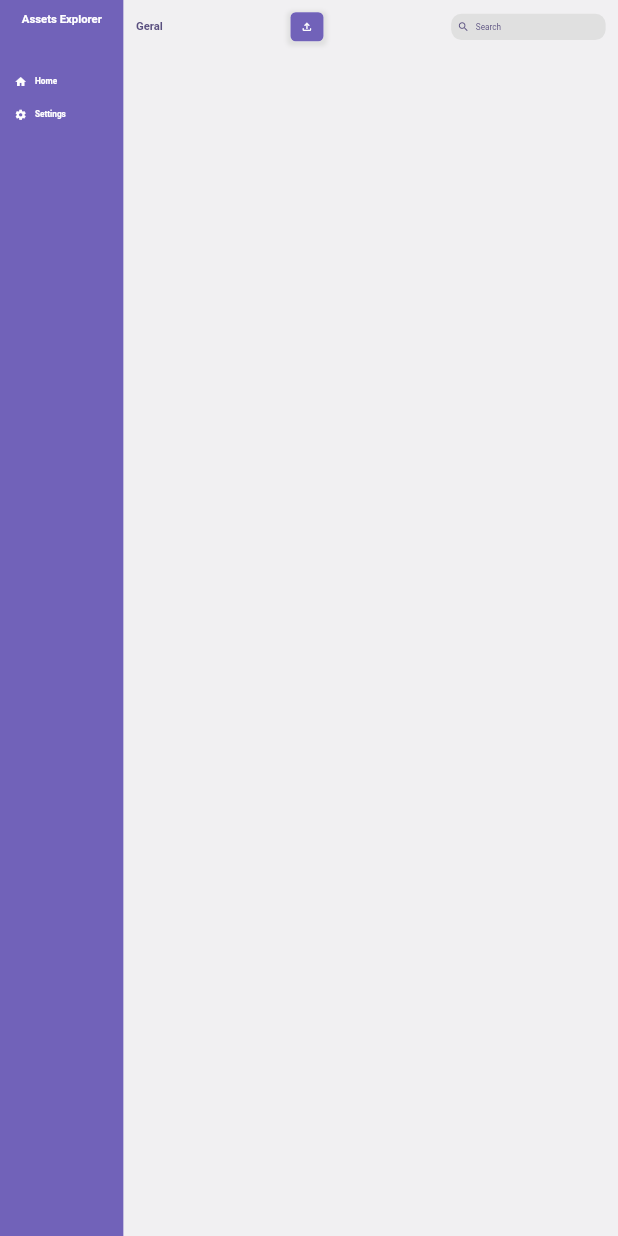
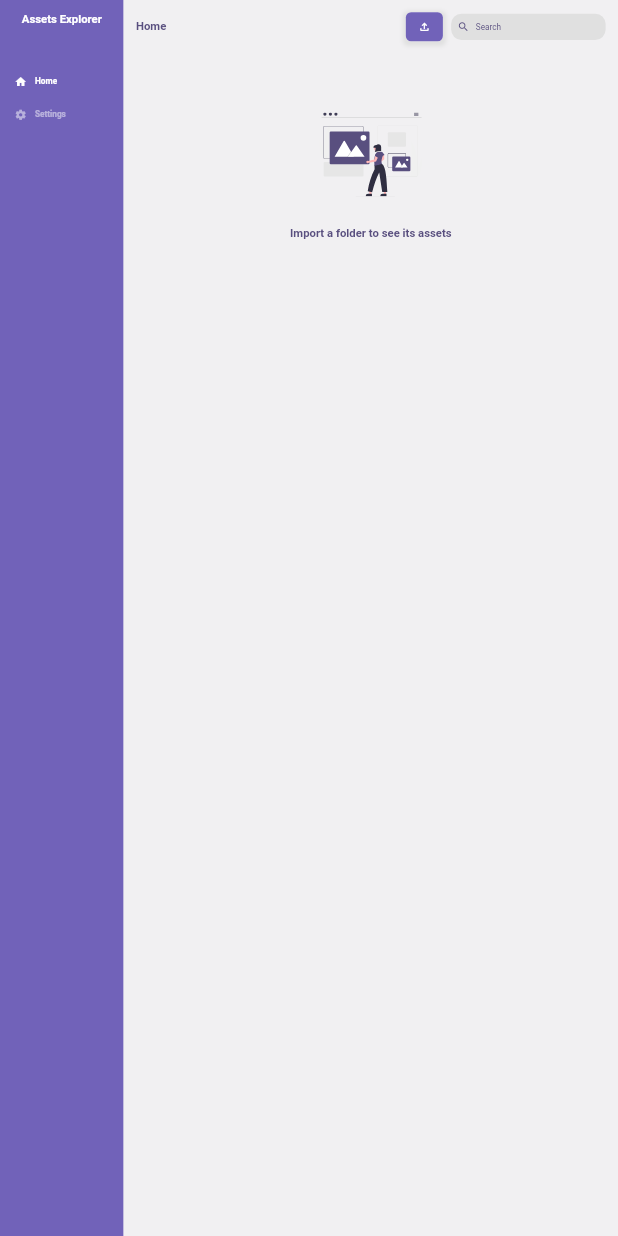
Before and after one commit to felipekjr/assets_explorer, a Flutter app: the screen it shows after launch, on a phone screen of 412 x 824 dp. Run offline on Flutter 3.47's test engine with Material 2 defaults, Android fonts, the phone set to English and light mode, and no system bars; our stand-ins replace equatable, file_picker, flutter_hooks, flutter_riverpod, flutter_svg, google_fonts and 1 more; missing offline and left inert: desktop_window.

Commit message:
feat: finish mvp features

```diff
--- a/lib/providers.dart
+++ b/lib/providers.dart
@@ -1,10 +1,10 @@
 import 'package:flutter_assets_explorer/src/data/data.dart';
-import 'package:flutter_assets_explorer/src/domain/entities/asset_entity.dart';
+import 'package:flutter_assets_explorer/src/presentation/helpers/assets_states.dart';
 import 'package:flutter_riverpod/flutter_riverpod.dart';
 
 import 'src/presentation/presentation.dart';
 
-final assetsNotifierProvider = StateNotifierProvider<AssetsNotifier, List<AssetEntity>>((ref) {
+final assetsNotifierProvider = StateNotifierProvider<AssetsNotifier, AssetsState>((ref) {
   return AssetsNotifier(
     service: const FilePickerAssetsService()
   );
--- a/lib/src/data/services/file_picker_assets_service.dart
+++ b/lib/src/data/services/file_picker_assets_service.dart
@@ -3,6 +3,7 @@ import 'dart:io';
 import 'package:file_picker/file_picker.dart';
 import 'package:flutter/widgets.dart';
 import 'package:flutter_assets_explorer/src/domain/entities/asset_entity.dart';
+import 'package:flutter_assets_explorer/src/domain/helpers/domain_error.dart';
 
 import '../../core/utils/utils.dart';
 import '../../domain/services/services.dart';
@@ -27,13 +28,13 @@ class FilePickerAssetsService implements AssetsService {
 
         return files.map((File f) => _toAssetEntity(f)).toList();
       }
-      return [];
+      throw DomainError.cancelledOperation;
     });
   }
 
   AssetEntity _toAssetEntity(File f) {
     return AssetEntity(
-      name: StringUtils.getLastSlices(f.path, '/', 1),
+      name: StringUtils.getLastSlices(f.path, '/', 2),
       path: StringUtils.getLastSlices(f.path, '/', 6),
       file: f,
       type: StringUtils.getExtension(f.path) == 'svg'
--- /dev/null
+++ b/lib/src/domain/helpers/domain_error.dart
@@ -0,0 +1,4 @@
+enum DomainError {
+  cancelledOperation,
+  unexpected
+}
--- /dev/null
+++ b/lib/src/domain/helpers/helpers.dart
@@ -0,0 +1 @@
+export 'domain_error.dart';
--- /dev/null
+++ b/lib/src/presentation/helpers/assets_states.dart
@@ -0,0 +1,28 @@
+import 'package:equatable/equatable.dart';
+import 'package:flutter_assets_explorer/src/domain/entities/asset_entity.dart';
+
+abstract class AssetsState extends Equatable {}
+
+class InitialAssetsState extends AssetsState {
+  @override
+  List<Object?> get props => [];
+}
+
+class LoadingAssetsState extends AssetsState {
+  @override
+  List<Object?> get props => [];
+}
+
+class AssetsErrorState extends AssetsState {
+  @override
+  List<Object?> get props => [];
+}
+
+class AssetsLoadedState extends AssetsState {
+  final List<AssetEntity> assets;
+
+  AssetsLoadedState(this.assets) : super();
+
+  @override
+  List<Object?> get props => [];
+}
--- /dev/null
+++ b/lib/src/presentation/helpers/helpers.dart
@@ -0,0 +1 @@
+export './assets_states.dart';
--- a/lib/src/ui/pages/home/home_page.dart
+++ b/lib/src/ui/pages/home/home_page.dart
@@ -1,6 +1,7 @@
 
 import 'package:flutter/material.dart';
 import 'package:flutter_assets_explorer/providers.dart';
+import 'package:flutter_assets_explorer/src/presentation/helpers/assets_states.dart';
 import 'package:flutter_riverpod/flutter_riverpod.dart';
 import 'package:flutter_svg/svg.dart';
 
@@ -12,52 +13,104 @@ import '../base_page.dart';
 class HomePage extends ConsumerWidget {
   const HomePage({Key? key}) : super(key: key);
 
+  void _showErrorMessage() {}
+
   @override
   Widget build(BuildContext context, WidgetRef ref) {
-    final assets = ref.watch(assetsNotifierProvider);
+    final state = ref.watch(assetsNotifierProvider);
+    if (state is AssetsErrorState) {
+      _showErrorMessage();
+    }
     return BasePage(
       content: Column(
         crossAxisAlignment: CrossAxisAlignment.start,
         children: [
           topRow(ref),
-          const SizedBox(height: Spacing.x10),
-          cards(assets)
+          const SizedBox(height: Spacing.x5),
+          if (state is InitialAssetsState)
+            initialMessage()
+          else if (state is LoadingAssetsState)
+            loading()
+          else if (state is AssetsLoadedState) ...[
+            Text('Total: ${state.assets.length}', style: TextStyles.normal(),),
+            const SizedBox(height: Spacing.x2),
+            cards(state.assets)
+          ]
         ],
       ),
     );
   }
 
+  Padding loading() => const Padding(
+    padding: EdgeInsets.only(top: Spacing.x10),
+    child: PrimaryLoading(),
+  );
+
+  Center initialMessage() => Center(
+    child: Column(
+      mainAxisAlignment: MainAxisAlignment.center,
+      crossAxisAlignment: CrossAxisAlignment.center,
+      children: [
+        const SizedBox(height: Spacing.x10,),
+        SvgPicture.asset(
+          'assets/images/search_assets_picture.svg',
+          width: 200,
+          height: 200,
+        ),
+        const SizedBox(height: Spacing.x5,),
+        Text(
+          'Import a folder to see its assets',
+          style: TextStyles.header(),
+        ),
+      ],
+    ),
+  );
+
   Widget topRow(WidgetRef ref) => Row(
     mainAxisAlignment: MainAxisAlignment.spaceBetween,
     children: [
       title(),
+      Row(
+        children: [
           button(ref),
-      search(),
+          const SizedBox(width: Spacing.x2),
+          search(ref),
+        ],
+      )
     ]
   );
 
-  Widget title() => Text('Geral', style: TextStyles.header());
+  Widget title() => Text('Home', style: TextStyles.header());
 
   Widget button(WidgetRef ref) {
     return HoveredAnimatedButton(
-      onClick: () => ref.read(assetsNotifierProvider.notifier).loadFolder()
+      onClick: () => ref.read(assetsNotifierProvider.notifier).loadAssetsOnFolder()
     );
   }
 
-  Widget search() => const SizedBox(
+  Widget search(WidgetRef ref) => SizedBox(
     width: 300,
-    child: SearchInput()
+    child: SearchInput(
+      onChanged: (String v) {
+        ref.read(assetsNotifierProvider.notifier).filter(v);
+      },
+    )
   );
 
-  Widget cards(List<AssetEntity> assets) =>  GridView.count(
-    primary: false,
+  Widget cards(List<AssetEntity> assets) =>  GridView.builder(
+    itemCount: assets.length,
+    shrinkWrap: true,
+    physics: const NeverScrollableScrollPhysics(),
+    gridDelegate: const SliverGridDelegateWithFixedCrossAxisCount(
+      crossAxisCount: 4,
       crossAxisSpacing: Spacing.x2,
       mainAxisSpacing: Spacing.x4,
-    crossAxisCount: 4,
-    shrinkWrap: true,
-    physics: const NeverScrollableScrollPhysics(),
-    children: assets.map((AssetEntity asset) {
-      return CustomCard(
+    ),
+    itemBuilder: (context, index) => card(assets[index]),
+  );
+
+
+  Widget card(AssetEntity asset) => CustomCard(
     child: Column(
       children: [
         Stack(
@@ -76,39 +129,33 @@ class HomePage extends ConsumerWidget {
                 child: asset.type == AssetType.image ? Image.file(
                   asset.file,
                   fit: BoxFit.contain,
-                    ) : SvgPicture.file(
-                      asset.file,
-                    )
+                ) : SvgPicture.file(asset.file)
               ),
             )
           ]
         ),
-            const SizedBox(height: Spacing.x2),
         Expanded(
           child: Padding(
-                padding: const EdgeInsets.symmetric(horizontal: 20.0),
-                child: Row(
-                  mainAxisAlignment: MainAxisAlignment.spaceBetween,
+            padding: const EdgeInsets.all(8.0),
+            child: Wrap(
               children: [
-                    Flexible(
-                      flex: 10,
-                      child: Text(
+                SelectableText(
                   asset.name,
-                        overflow: TextOverflow.clip,
-                        style: TextStyles.small(),
+                  style: TextStyles.small().merge(const TextStyle(
+                    overflow: TextOverflow.ellipsis,
+                  ),),
                 ),
-                    ),
-                    Flexible(
-                      child: IconButton(
-                        onPressed: () {},
-                        padding: const EdgeInsets.all(0),
-                        icon: Icon(
-                          Icons.copy,
-                          size: 16,
-                          color: AppColor.primary
-                        )
-                      ),
-                    )
+                // Flexible(
+                //   child: IconButton(
+                //     onPressed: () {},
+                //     padding: const EdgeInsets.all(0),
+                //     icon: Icon(
+                //       Icons.copy,
+                //       size: 16,
+                //       color: AppColor.primary
+                //     )
+                //   ),
+                // )
               ],
             ),
           )
@@ -117,6 +164,4 @@ class HomePage extends ConsumerWidget {
       ]
     )
   );
-    }).toList()
-  );
 }
--- a/lib/src/ui/widgets/hovered_animation_button.dart
+++ b/lib/src/ui/widgets/hovered_animation_button.dart
@@ -55,9 +55,12 @@ class HoveredAnimatedButton extends HookWidget {
           ),
           child: Row(
             children: [
-              const Icon(
-                Icons.file_upload_outlined,
-                color: Colors.white
+              const Padding(
+                padding: EdgeInsets.symmetric(horizontal: Spacing.x1),
+                child: Icon(
+                  Icons.file_upload_outlined,
+                  color: Colors.white
+                ),
               ),
               AnimatedBuilder(
                 animation: animation,
--- a/lib/src/ui/widgets/menu_item.dart
+++ b/lib/src/ui/widgets/menu_item.dart
@@ -6,10 +6,12 @@ class MenuItem extends StatefulWidget {
   final Icon? icon;
   final String label;
   final VoidCallback onClick;
+  final bool disabled;
 
   const MenuItem({
     Key? key,
     this.icon,
+    this.disabled = false,
     required this.label,
     required this.onClick
   }) : super(key: key);
@@ -24,10 +26,12 @@ class _MenuItemState extends State<MenuItem> {
   @override
   Widget build(BuildContext context) {
     return GestureDetector(
-      onTap: widget.onClick,
+      onTap: !widget.disabled ? widget.onClick : null,
       child: MouseRegion(
         onHover: (_) {
+          if (!widget.disabled) {
             setState(() => backgroundColor = AppColor.primary);
+          }
         },
         onExit: (_) {
           setState(() => backgroundColor = AppColor.secondary);
@@ -42,6 +46,8 @@ class _MenuItemState extends State<MenuItem> {
               horizontal: Spacing.x1,
               vertical: Spacing.x2
             ),
+            child: Opacity(
+              opacity: widget.disabled ? .5 : 1,
               child: Row(children: [
                 const SizedBox(width: Spacing.x1),
                 widget.icon ?? const SizedBox.shrink(),
@@ -51,6 +57,7 @@ class _MenuItemState extends State<MenuItem> {
             ),
           ),
         ),
+      ),
     );
   }
 }
--- a/lib/src/ui/widgets/search_input.dart
+++ b/lib/src/ui/widgets/search_input.dart
@@ -3,12 +3,14 @@ import 'package:flutter/material.dart';
 import '../theme/theme.dart';
 
 class SearchInput extends StatelessWidget {
-  const SearchInput({ Key? key }) : super(key: key);
+  final Function(String v) onChanged;
+  const SearchInput({ Key? key, required this.onChanged }) : super(key: key);
 
   @override
   Widget build(BuildContext context) {
     return TextField(
       cursorColor: AppColor.primary,
+      onChanged: onChanged,
       decoration: InputDecoration(
         hintText: 'Search',
         fillColor: AppColor.greySecondary,
--- a/lib/src/ui/widgets/sidebar.dart
+++ b/lib/src/ui/widgets/sidebar.dart
@@ -41,6 +41,7 @@ class SideBar extends StatelessWidget {
       const SizedBox(height: Spacing.x1),
       MenuItem(
         label: 'Settings',
+        disabled: true,
         icon: const Icon(Icons.settings, color: Colors.white),
         onClick: () {},
       ),
--- a/lib/src/ui/widgets/widgets.dart
+++ b/lib/src/ui/widgets/widgets.dart
@@ -3,3 +3,4 @@ export './search_input.dart';
 export './custom_card.dart';
 export './menu_item.dart';
 export './hovered_animation_button.dart';
+export './primary_loading.dart';
```
Also changed, not shown: lib/src/presentation/assets_notifier.dart (+28 -4 lines), lib/src/ui/widgets/primary_loading.dart (added, +16 -0 lines), assets/images/search_assets_picture.svg (added). Lines whose indentation alone changed are shown as unchanged.
